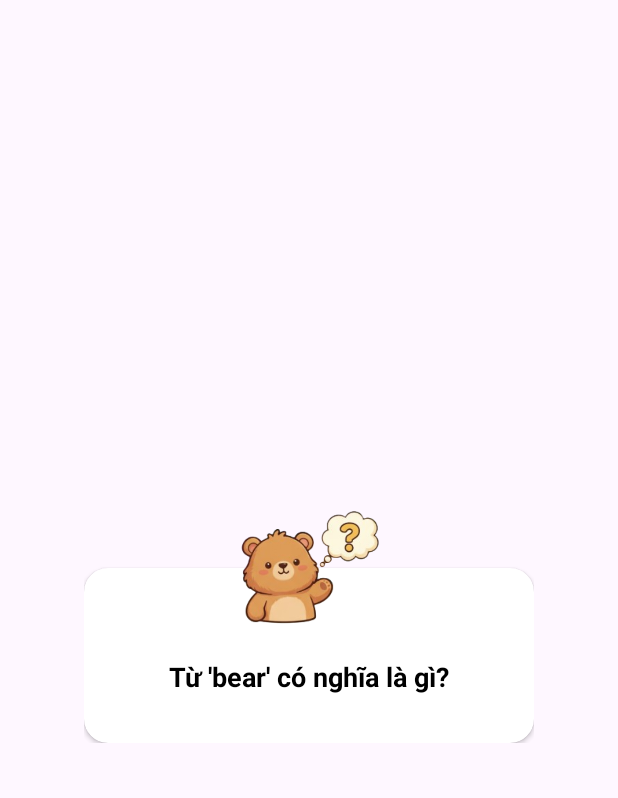
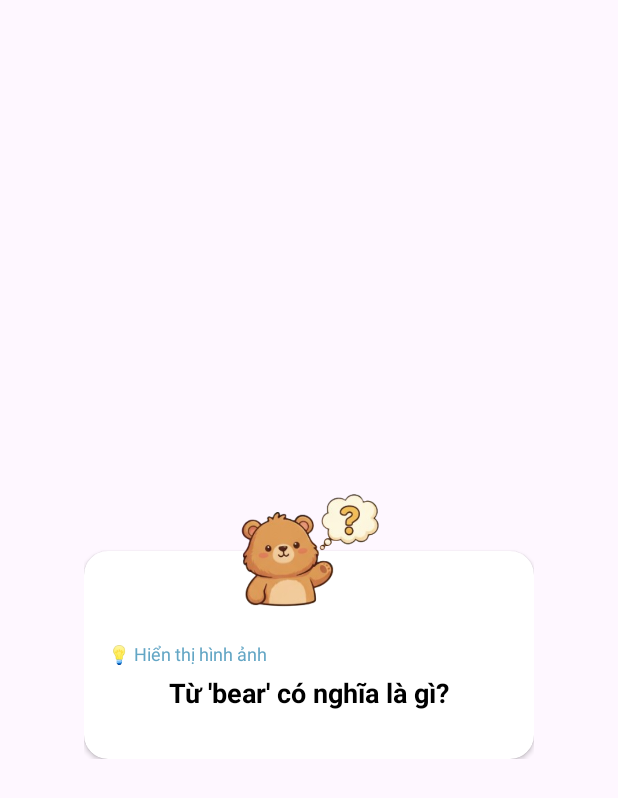
Before and after one commit to Trengmeri/Encybara, an Android app: the layout dialog_question_background.xml on its own in the app's theme, with its tools: preview values and no code run, on a phone screen of 412 x 824 dp. Shown: the top 798 px of the screen. Run offline under Robolectric (Android 15) with nearby library versions, the light colour scheme and no system bars; network calls fail.

Commit message:
hien anh

```diff
--- a/app/src/main/res/layout/dialog_question_background.xml
+++ b/app/src/main/res/layout/dialog_question_background.xml
@@ -25,6 +25,18 @@
         android:layout_gravity="center_horizontal"
         android:id="@+id/dialog_content_container">
 
+        <TextView
+            android:id="@+id/btn_show_image"
+            android:layout_width="wrap_content"
+            android:layout_height="wrap_content"
+            android:text="💡 Hiển thị hình ảnh"
+            android:textColor="#63A6C5"
+            android:textSize="12sp"
+            android:clickable="true"
+            android:focusable="true"
+            android:layout_marginBottom="5dp"
+            android:background="?attr/selectableItemBackground"
+            />
     <!-- TextView cho câu hỏi -->
     <TextView
         android:id="@+id/question_text_view"
```
Also changed, not shown: app/src/main/java/com/example/test/api/LearningMaterialsManager.java (+0 -3 lines), app/src/main/java/com/example/test/game/GameActivity.java (+39 -1 lines), app/src/main/res/layout/dialog_image_viewer.xml (added, +16 -0 lines).
